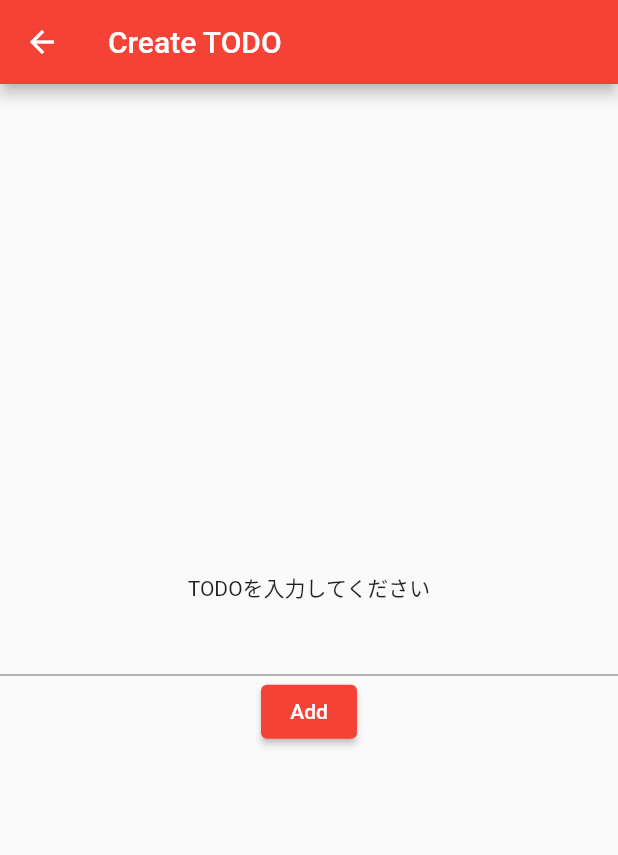
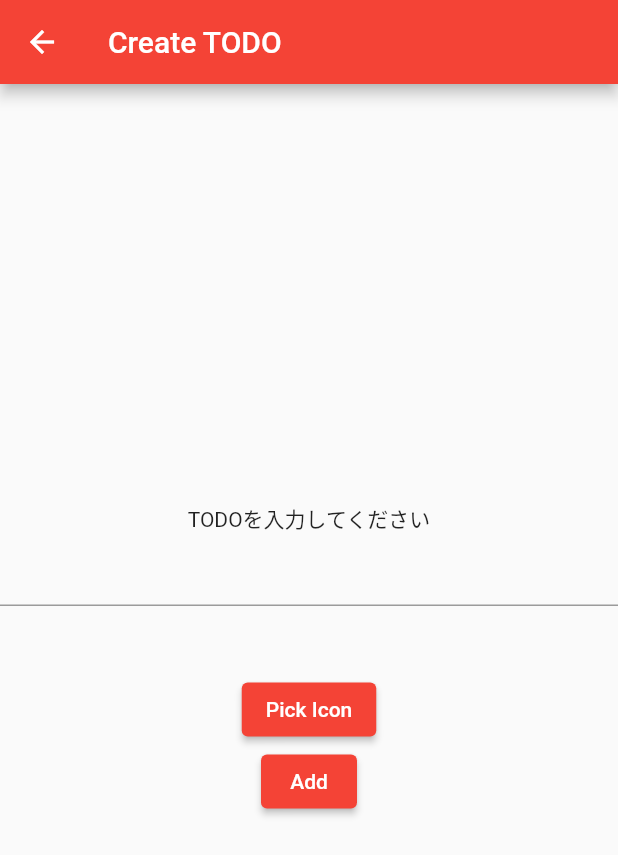
Before and after one commit to takumma/flutter_hands_on_sample, a Flutter app: the CreatePage screen opened directly, on a phone screen of 412 x 824 dp. Shown: the top 855 px of the screen. Run offline on Flutter 3.47's test engine with Material 2 defaults, Android fonts, the phone set to English and light mode, and no system bars; missing offline and left inert: flutter_iconpicker.

Commit message:
flutter_iconpicker パッケージをインストールする・flutter_iconpicker を使う

```diff
--- a/lib/create_page.dart
+++ b/lib/create_page.dart
@@ -1,4 +1,5 @@
 import 'package:flutter/material.dart';
+import 'package:flutter_iconpicker/flutter_iconpicker.dart';
 
 class CreatePage extends StatefulWidget {
   @override
@@ -6,8 +7,16 @@ class CreatePage extends StatefulWidget {
 }
 
 class _CreatePageState extends State<CreatePage> {
+  String _title = "";
 
-  String _title = "";
+  IconData _icon;
+
+  void _pickIcon() async {
+    IconData icon = await FlutterIconPicker.showIconPicker(context);
+    setState(() {
+      _icon = icon;
+    });
+  }
 
   @override
   Widget build(BuildContext context) {
@@ -23,6 +32,14 @@ class _CreatePageState extends State<CreatePage> {
             TextField(
               onChanged: (String text) => _title = text,
             ),
+            Icon(
+              _icon,
+              size: 45.0,
+            ),
+            ElevatedButton(
+              child: Text("Pick Icon"),
+              onPressed: () => _pickIcon(),
+            ),
             ElevatedButton(
               child: Text("Add"),
               onPressed: () => Navigator.pop(context, _title),
--- a/pubspec.yaml
+++ b/pubspec.yaml
@@ -28,6 +28,8 @@ dependencies:
   # The following adds the Cupertino Icons font to your application.
   # Use with the CupertinoIcons class for iOS style icons.
   cupertino_icons: ^1.0.0
+
+  flutter_iconpicker: ^2.2.2
 
 dev_dependencies:
   flutter_test:
```
Also changed, not shown: pubspec.lock.
